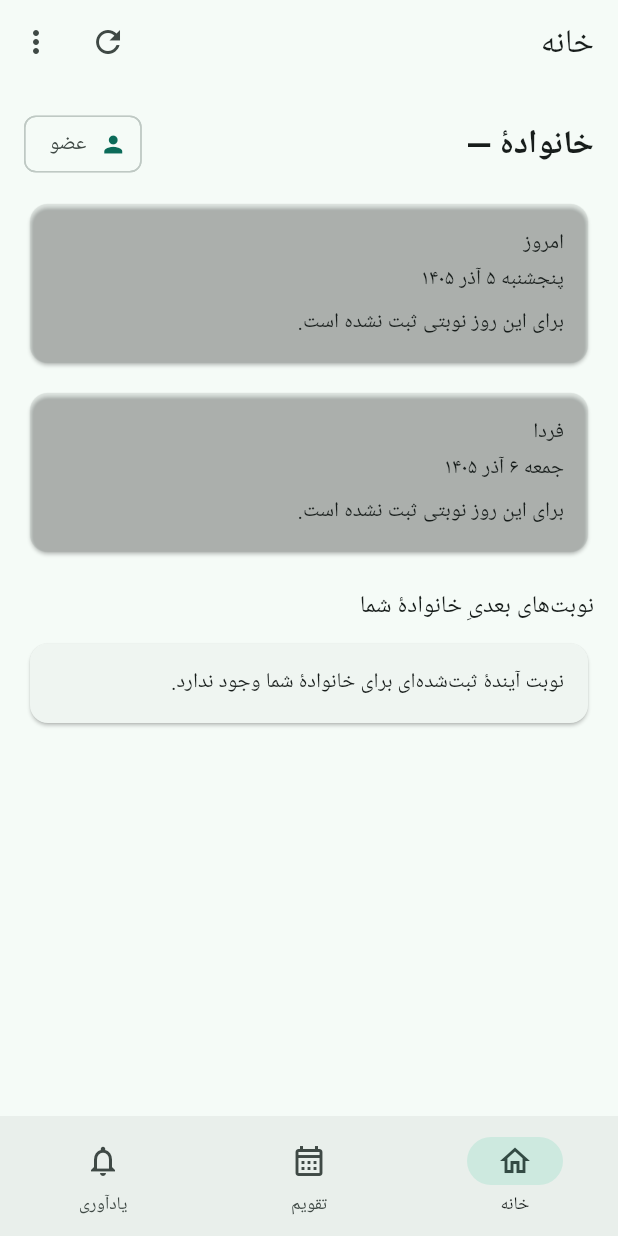
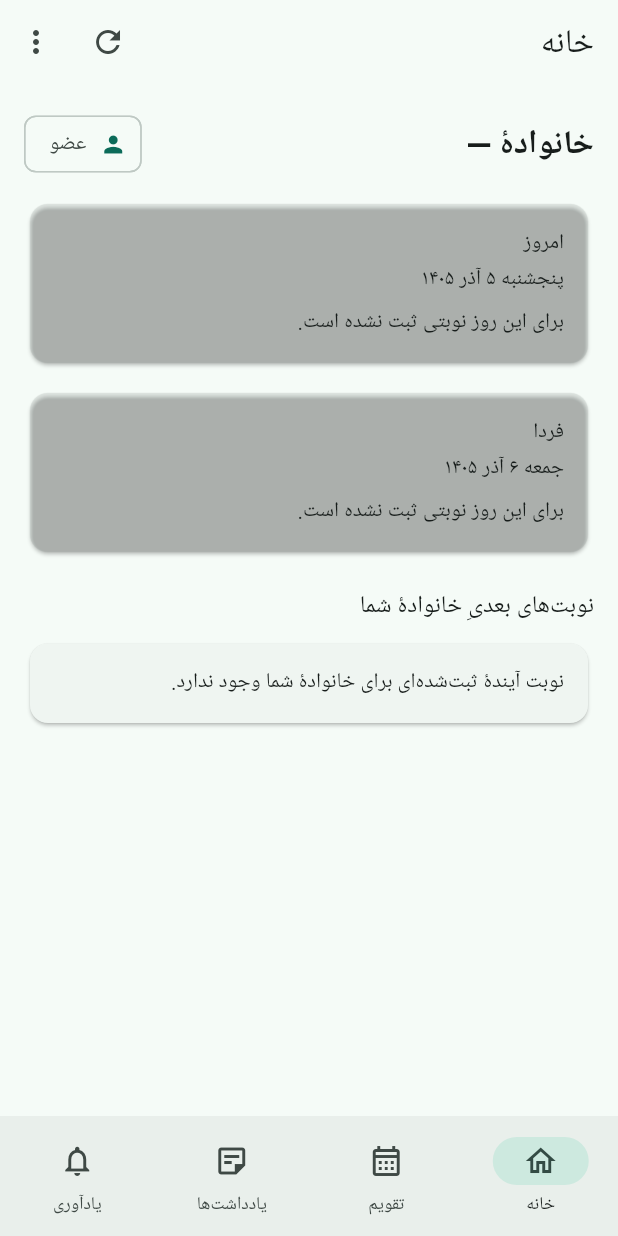
Before and after one commit to 30mdco-jpg/madarbozorg, a Flutter app: the screen it shows once a user with an empty profile is signed in, on a phone screen of 412 x 824 dp. Run offline on Flutter 3.47's test engine with Material 3 defaults, Android fonts, the phone set to English and light mode, and no system bars; our stand-ins replace flutter_local_notifications, shared_preferences, supabase_flutter, timezone; missing offline and left inert: workmanager; accounts and stored records are empty; Roboto replaces fonts that are missing (Vazirmatn); statements that could not run were skipped.

Commit message:
Add notes tab to the main navigation

```diff
--- a/lib/ui/home_shell.dart
+++ b/lib/ui/home_shell.dart
@@ -8,10 +8,11 @@ import '../services/reminder_service.dart';
 import 'calendar_tab.dart';
 import 'common_widgets.dart';
 import 'dashboard_tab.dart';
+import 'notes_tab.dart';
 import 'reminders_tab.dart';
 
-/// چارچوب اصلی پس از ورود: داده‌ها را یک‌بار می‌گیرد و بین «خانه»، «تقویم»
-/// و «یادآوری» پخش می‌کند.
+/// چارچوب اصلی پس از ورود: داده‌ها را یک‌بار می‌گیرد و بین «خانه»، «تقویم»،
+/// «یادداشت‌ها» و «یادآوری» پخش می‌کند.
 class HomeShell extends StatefulWidget {
   const HomeShell({super.key, required this.profile, required this.onLogout});
 
@@ -118,7 +119,7 @@ class _HomeShellState extends State<HomeShell> {
 
   @override
   Widget build(BuildContext context) {
-    const titles = ['خانه', 'تقویم', 'یادآوری'];
+    const titles = ['خانه', 'تقویم', 'یادداشت‌ها', 'یادآوری'];
     Widget body;
     if (_loading) {
       body = const LoadingView();
@@ -143,6 +144,11 @@ class _HomeShellState extends State<HomeShell> {
         families: _families,
         book: _book,
         onRefresh: _refreshSilently,
+      );
+    } else if (_tab == 2) {
+      body = NotesTab(
+        profile: widget.profile,
+        families: _families,
       );
     } else {
       body = RemindersTab(
@@ -183,6 +189,8 @@ class _HomeShellState extends State<HomeShell> {
           NavigationDestination(
               icon: Icon(Icons.calendar_month_outlined), label: 'تقویم'),
           NavigationDestination(
+              icon: Icon(Icons.sticky_note_2_outlined), label: 'یادداشت‌ها'),
+          NavigationDestination(
               icon: Icon(Icons.notifications_outlined), label: 'یادآوری'),
         ],
       ),
```
